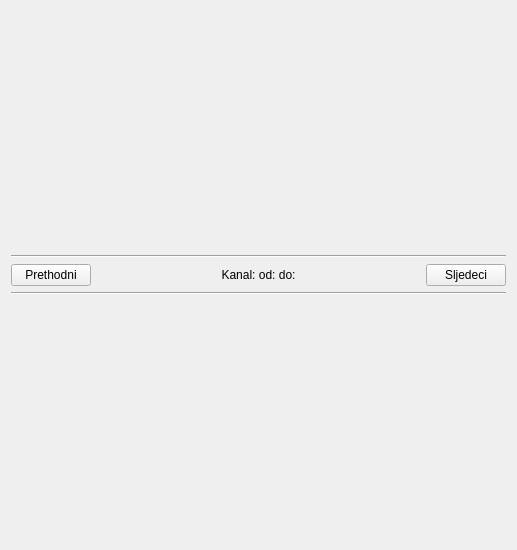
The window that panel_za_canvase.ui (kluksa/kontrola-podataka) describes before a commit, drawn with Qt 5.
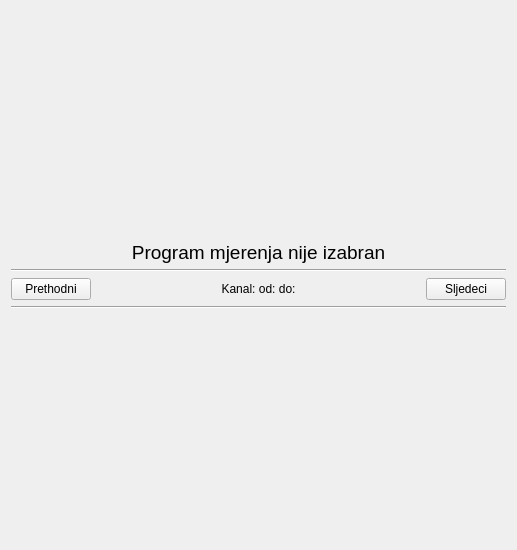
The same window after the commit.

```diff
--- a/panel_za_canvase.ui
+++ b/panel_za_canvase.ui
@@ -16,6 +16,30 @@
   <layout class="QVBoxLayout" name="verticalLayout_4">
    <item>
     <layout class="QVBoxLayout" name="verticalLayout">
+     <item>
+      <widget class="QLabel" name="glavniLabel">
+       <property name="maximumSize">
+        <size>
+         <width>16777215</width>
+         <height>22</height>
+        </size>
+       </property>
+       <property name="font">
+        <font>
+         <pointsize>14</pointsize>
+        </font>
+       </property>
+       <property name="text">
+        <string>Program mjerenja nije izabran</string>
+       </property>
+       <property name="alignment">
+        <set>Qt::AlignCenter</set>
+       </property>
+       <property name="wordWrap">
+        <bool>true</bool>
+       </property>
+      </widget>
+     </item>
      <item>
       <layout class="QVBoxLayout" name="verticalLayoutSatni"/>
      </item>
```
